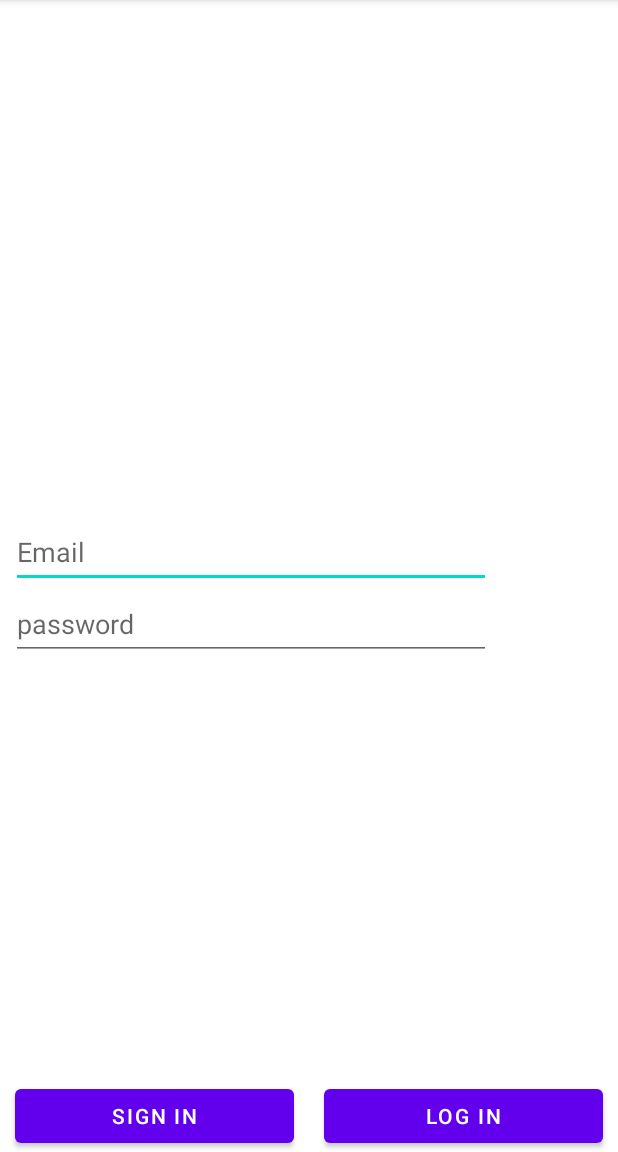
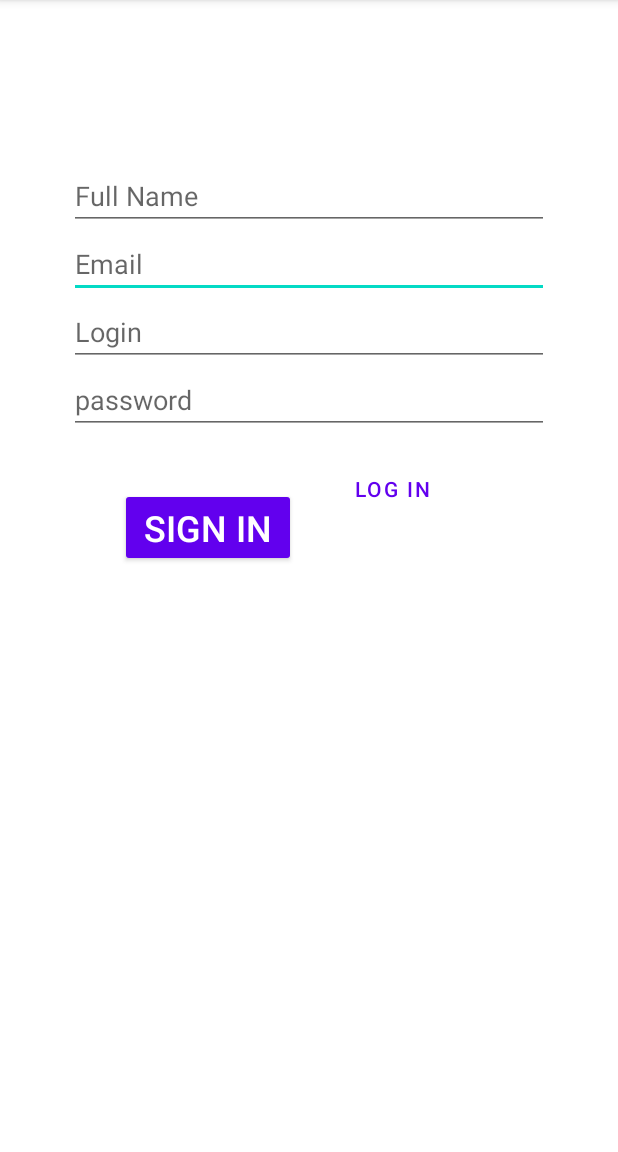
Before and after one commit to khvatid/web_note_etu, an Android app: the screen it shows after launch (AuthenticationActivity), after a tap on "LOG IN", on a phone screen of 412 x 824 dp, the part 84-1236 px from its top. Run offline under Robolectric (Android 15) with nearby library versions, the phone set to English and light mode, and no system bars; our stand-ins replace Firebase (no records; nobody signed in at launch, a user with empty details on screens opened directly).

Commit message:
Обновленный вход

```diff
--- a/app/build.gradle
+++ b/app/build.gradle
@@ -26,6 +26,7 @@ android {
         sourceCompatibility JavaVersion.VERSION_1_8
         targetCompatibility JavaVersion.VERSION_1_8
     }
+
 }
 
 dependencies {
@@ -35,6 +36,8 @@ dependencies {
     implementation 'com.google.android.material:material:1.4.0'
     implementation 'androidx.constraintlayout:constraintlayout:2.1.0'
     implementation 'com.google.firebase:firebase-auth:21.0.1'
+    implementation 'com.firebaseui:firebase-ui-auth:8.0.0'
+
     implementation 'androidx.navigation:navigation-fragment:2.3.5'
     implementation 'androidx.navigation:navigation-ui:2.3.5'
     implementation 'androidx.legacy:legacy-support-v4:1.0.0'
--- a/app/src/main/java/com/to_panelka/webnote/AuthenticationActivity.java
+++ b/app/src/main/java/com/to_panelka/webnote/AuthenticationActivity.java
@@ -3,7 +3,9 @@ package com.to_panelka.webnote;
 import android.content.Intent;
 import android.view.View;
 import android.widget.EditText;
+import android.widget.LinearLayout;
 import android.widget.Toast;
+import androidx.annotation.NonNull;
 import androidx.appcompat.app.AppCompatActivity;
 import android.os.Bundle;
 import com.google.firebase.auth.FirebaseAuth;
@@ -16,6 +18,8 @@ public class AuthenticationActivity extends AppCompatActivity implements View.On
   private FirebaseAuth.AuthStateListener mAuthListener;
   private EditText ETmail;
   private EditText ETpassword;
+  private EditText ETlogin;
+  private EditText ETfullName;
 
   @Override
   protected void onCreate(Bundle savedInstanceState) {
@@ -23,7 +27,6 @@ public class AuthenticationActivity extends AppCompatActivity implements View.On
     setContentView(R.layout.activity_authentication);
 
     mAuth = FirebaseAuth.getInstance();
-
     mAuthListener = firebaseAuth -> {
       FirebaseUser user = firebaseAuth.getCurrentUser();
       if(user != null){
@@ -34,6 +37,8 @@ public class AuthenticationActivity extends AppCompatActivity implements View.On
 
       }
     };
+    ETlogin = findViewById(R.id.et_login) ;
+    ETfullName = findViewById(R.id.et_fullName);
     ETmail = findViewById(R.id.et_email);
     ETpassword = findViewById(R.id.et_password);
 
@@ -43,18 +48,30 @@ public class AuthenticationActivity extends AppCompatActivity implements View.On
     if(user != null){
       Intent intent = new Intent(this,MainActivity.class);
       startActivity(intent);
+      //onDestroy();
     }
   }
 
   @Override
   public void onClick(View v) {
-    if(v.getId() == R.id.btn_sign_in)
-    {
-      signIn(ETmail.getText().toString(),ETpassword.getText().toString());
-    }
-    else if (v.getId() == R.id.btn_registration)
-    {
-      registration(ETmail.getText().toString(),ETpassword.getText().toString());
+    switch (v.getId()){
+      case R.id.btn_registration:
+        if(ETlogin.getVisibility() == View.VISIBLE)
+          registration(ETmail.getText().toString(),ETpassword.getText().toString());
+        else {
+          ETlogin.setVisibility(View.VISIBLE);
+          ETfullName.setVisibility(View.VISIBLE);
+        }
+        break;
+
+      case R.id.btn_sign_in:
+      if(ETlogin.getVisibility() == View.GONE)
+        signIn(ETmail.getText().toString(),ETpassword.getText().toString());
+      else{
+        ETlogin.setVisibility(View.GONE);
+        ETfullName.setVisibility(View.GONE);
+      }
+        break;
     }
   }
 
--- a/app/src/main/res/layout/activity_authentication.xml
+++ b/app/src/main/res/layout/activity_authentication.xml
@@ -6,61 +6,76 @@
   android:layout_height="match_parent"
   tools:context=".AuthenticationActivity">
 
+
+  <LinearLayout
+    android:id="@+id/auth_liner"
+    android:layout_width="wrap_content"
+    android:layout_height="wrap_content"
+    android:orientation="vertical"
+    app:layout_constraintBottom_toBottomOf="parent"
+    app:layout_constraintEnd_toEndOf="parent"
+    app:layout_constraintStart_toStartOf="parent"
+    app:layout_constraintTop_toTopOf="parent"
+    app:layout_constraintVertical_bias="0.184">
+    <EditText
+      android:id="@+id/et_fullName"
+      android:autofillHints="Full Name"
+      android:hint="Full Name"
+      android:layout_width="wrap_content"
+      android:layout_height="wrap_content"
+      android:ems="15"
+      android:visibility="gone"/>
     <EditText
       android:id="@+id/et_email"
       android:layout_width="wrap_content"
       android:layout_height="wrap_content"
+      android:autofillHints="emailAddress"
       android:ems="15"
-    android:autofillHints="emailAddress"
       android:hint="Email"
-    android:inputType="textEmailAddress"
-    android:minHeight="48dp"
-    app:layout_constraintBottom_toTopOf="@+id/et_password"
-    app:layout_constraintEnd_toEndOf="parent"
-    app:layout_constraintHorizontal_bias="0.082"
-    app:layout_constraintStart_toStartOf="parent"
-    app:layout_constraintTop_toTopOf="parent"
-    app:layout_constraintVertical_bias="1.0" />
+      android:inputType="textEmailAddress"/>
+    <EditText
+      android:id="@+id/et_login"
+      android:hint="Login"
+      android:autofillHints="username"
+      android:layout_width="wrap_content"
+      android:layout_height="wrap_content"
+      android:ems="15"
+      android:visibility="gone"/>
     <EditText
       android:id="@+id/et_password"
       android:layout_width="wrap_content"
       android:layout_height="wrap_content"
-    android:layout_marginBottom="280dp"
+      android:autofillHints="password"
       android:ems="15"
       android:hint="password"
-    android:autofillHints="password"
-    android:inputType="textPassword"
-    android:minHeight="48dp"
-    app:layout_constraintBottom_toTopOf="@+id/linearLayout"
-    app:layout_constraintEnd_toEndOf="parent"
-    app:layout_constraintHorizontal_bias="0.082"
-    app:layout_constraintStart_toStartOf="parent" />
-  <LinearLayout
-    android:id="@+id/linearLayout"
-    android:layout_width="match_parent"
-    android:layout_height="wrap_content"
-    android:orientation="horizontal"
-    app:layout_constraintBottom_toBottomOf="parent"
-    app:layout_constraintEnd_toEndOf="parent"
-    app:layout_constraintStart_toStartOf="parent">
+      android:inputType="textPassword"/>
+
+  </LinearLayout>
   <Button
     android:id="@+id/btn_sign_in"
-      android:layout_width="match_parent"
+    style="@android:style/Widget.Material.Button"
+    android:layout_width="wrap_content"
+    android:layout_height="wrap_content"
+
+    android:layout_marginTop="36dp"
+    android:layout_marginStart="80dp"
+    android:text="Sign in"
+    android:textSize="24sp"
+    app:layout_constraintStart_toStartOf="parent"
+    app:layout_constraintTop_toBottomOf="@+id/auth_liner" />
+  <Button
+    android:id="@+id/btn_registration"
+    style="@style/Widget.MaterialComponents.Button.TextButton"
+    android:layout_width="wrap_content"
     android:layout_height="wrap_content"
     android:layout_weight="1"
-      android:layout_marginStart="10dp"
-      android:layout_marginEnd="10dp"
-      style="@android:attr/buttonBarButtonStyle"
-      android:text="Sign in" />
-    <Button
-      android:id="@+id/btn_registration"
-      android:layout_width="match_parent"
-      android:layout_height="wrap_content"
-      android:layout_weight="1"
-      android:layout_marginStart="10dp"
-      android:layout_marginEnd="10dp"
-      style="@android:attr/buttonBarButtonStyle"
-      android:text="Log in" />
-  </LinearLayout>
+    android:layout_marginBottom="416dp"
+    android:text="Log in"
+    app:layout_constraintBottom_toBottomOf="parent"
+    app:layout_constraintEnd_toEndOf="@+id/auth_liner"
+    app:layout_constraintHorizontal_bias="0.246"
+    app:layout_constraintStart_toEndOf="@+id/btn_sign_in"
+    app:layout_constraintTop_toBottomOf="@+id/auth_liner"
+    app:layout_constraintVertical_bias="0.854" />
 
 </androidx.constraintlayout.widget.ConstraintLayout>
--- a/app/src/main/res/layout/fragment_profile.xml
+++ b/app/src/main/res/layout/fragment_profile.xml
@@ -5,6 +5,7 @@
   android:layout_width="match_parent"
   android:layout_height="match_parent"
   tools:context=".ui.profile.ProfileFragment">
+
 
   <RelativeLayout
     android:id="@+id/profile_view"
@@ -33,7 +34,7 @@
 
       android:layout_alignParentEnd="true"
       android:layout_toEndOf="@+id/profile_user_image"
-      android:text="Name"
+      android:text="name"
       android:textColor="@color/black"
       android:textSize="16sp" />
 
```
Also changed, not shown: app/src/main/java/com/to_panelka/webnote/data/profile/UserData.java (added, +43 -0 lines), app/src/main/java/com/to_panelka/webnote/data/profile/UserRepository.java (added, +16 -0 lines), app/src/main/java/com/to_panelka/webnote/pojo/Post.java (deleted, +0 -65 lines), app/src/main/java/com/to_panelka/webnote/pojo/User.java (deleted, +0 -80 lines). Lines whose indentation alone changed are shown as unchanged.
